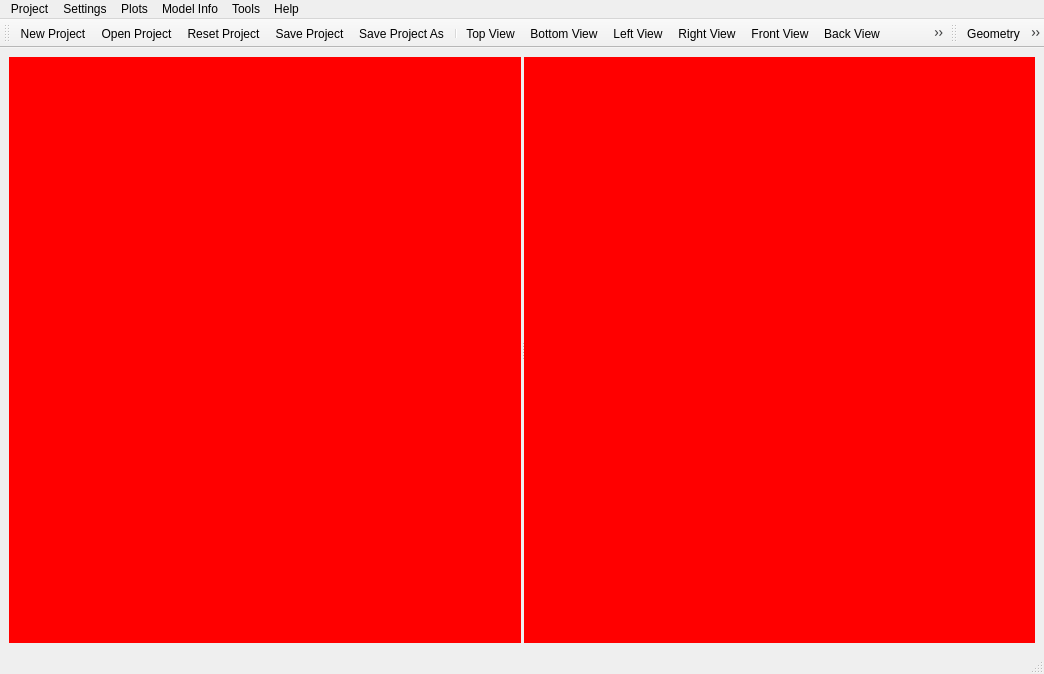
open-pulse/OpenPulse, file pulse/interface/data/ui_files/main_window.ui: the form before one commit.
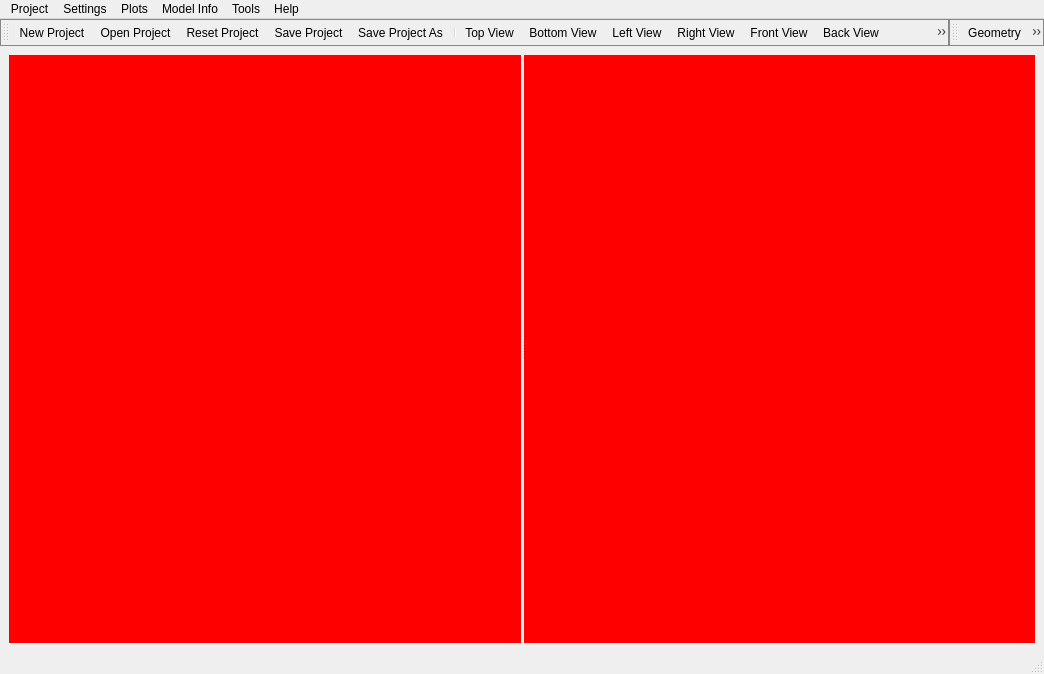
The form after the commit. Icons and pictures are not drawn.

The edit to the form file:
```diff
--- a/pulse/interface/data/ui_files/main_window.ui
+++ b/pulse/interface/data/ui_files/main_window.ui
@@ -185,6 +185,14 @@
    <property name="windowTitle">
     <string>Main toolbar</string>
    </property>
+   <property name="styleSheet">
+    <string notr="true">QToolBar {
+    border-style: solid;
+    border-width: 1px;
+    border-color: #888888;
+}
+</string>
+   </property>
    <attribute name="toolBarArea">
     <enum>TopToolBarArea</enum>
    </attribute>
@@ -220,6 +228,14 @@
    <property name="windowTitle">
     <string>toolBar</string>
    </property>
+   <property name="styleSheet">
+    <string notr="true">QToolBar {
+    border-style: solid;
+    border-width: 1px;
+    border-color: #888888;
+}
+</string>
+   </property>
    <property name="toolButtonStyle">
     <enum>Qt::ToolButtonStyle::ToolButtonTextBesideIcon</enum>
    </property>
```
